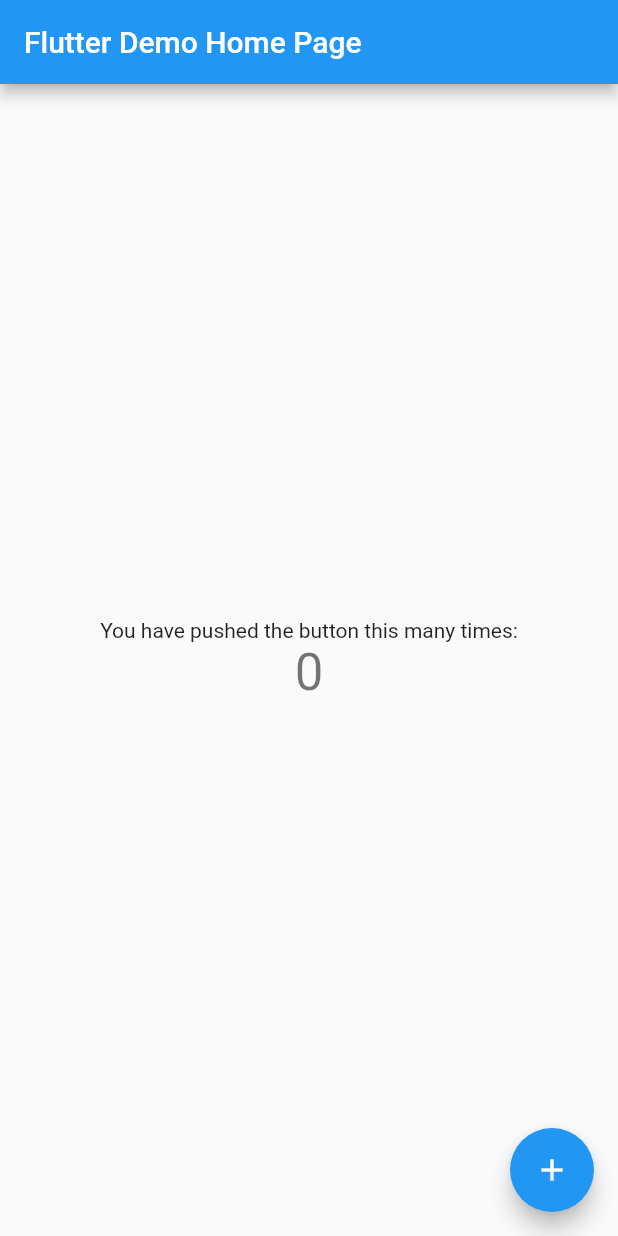
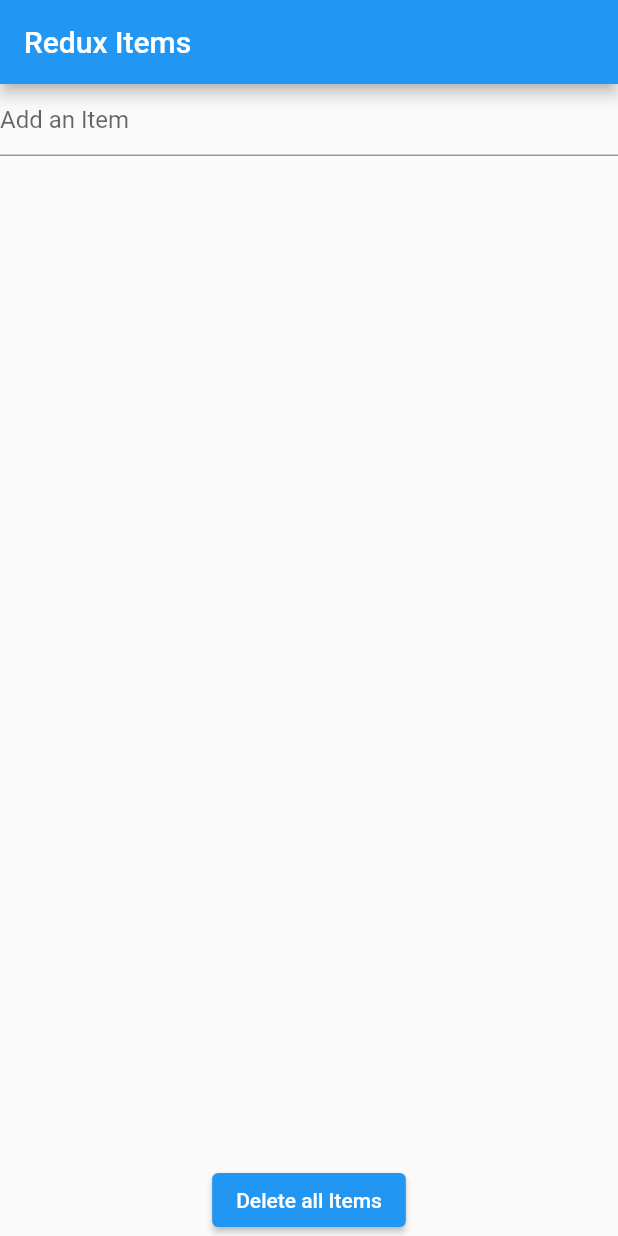
Before and after one commit to cyb3rsalih/todo_flutter_with_redux, a Flutter app: the screen it shows after launch, on a phone screen of 412 x 824 dp. Run offline on Flutter 3.47's test engine with Material 2 defaults, Android fonts, the phone set to English and light mode, and no system bars; our stand-ins replace flutter_redux, redux.

Commit message:
end of part 1, bug: delete all does not work :(

```diff
--- a/lib/main.dart
+++ b/lib/main.dart
@@ -1,115 +1,140 @@
 import 'package:flutter/material.dart';
+import 'package:flutter_redux/flutter_redux.dart';
+import 'package:redux/redux.dart';
+import 'package:todo_redux/model/model.dart';
+import 'package:todo_redux/redux/actions.dart';
+import 'package:todo_redux/redux/reducers.dart';
 
-void main() {
-  runApp(const MyApp());
-}
+void main() => runApp(MyApp());
 
 class MyApp extends StatelessWidget {
-  const MyApp({Key? key}) : super(key: key);
-
-  // This widget is the root of your application.
   @override
   Widget build(BuildContext context) {
-    return MaterialApp(
-      title: 'Flutter Demo',
-      theme: ThemeData(
-        // This is the theme of your application.
-        //
-        // Try running your application with "flutter run". You'll see the
-        // application has a blue toolbar. Then, without quitting the app, try
-        // changing the primarySwatch below to Colors.green and then invoke
-        // "hot reload" (press "r" in the console where you ran "flutter run",
-        // or simply save your changes to "hot reload" in a Flutter IDE).
-        // Notice that the counter didn't reset back to zero; the application
-        // is not restarted.
-        primarySwatch: Colors.blue,
+    final Store<AppState> store = Store<AppState>(
+      appStateReducer,
+      initialState: AppState.initialState(),
+    );
+
+    return StoreProvider<AppState>(
+      store: store,
+      child: MaterialApp(
+        title: 'Flutter Redux Demo',
+        home: MyHomePage(),
       ),
-      home: const MyHomePage(title: 'Flutter Demo Home Page'),
     );
   }
 }
 
-class MyHomePage extends StatefulWidget {
-  const MyHomePage({Key? key, required this.title}) : super(key: key);
-
-  // This widget is the home page of your application. It is stateful, meaning
-  // that it has a State object (defined below) that contains fields that affect
-  // how it looks.
-
-  // This class is the configuration for the state. It holds the values (in this
-  // case the title) provided by the parent (in this case the App widget) and
-  // used by the build method of the State. Fields in a Widget subclass are
-  // always marked "final".
-
-  final String title;
-
-  @override
-  State<MyHomePage> createState() => _MyHomePageState();
-}
-
-class _MyHomePageState extends State<MyHomePage> {
-  int _counter = 0;
-
-  void _incrementCounter() {
-    setState(() {
-      // This call to setState tells the Flutter framework that something has
-      // changed in this State, which causes it to rerun the build method below
-      // so that the display can reflect the updated values. If we changed
-      // _counter without calling setState(), then the build method would not be
-      // called again, and so nothing would appear to happen.
-      _counter++;
-    });
-  }
+class MyHomePage extends StatelessWidget {
+  const MyHomePage({
+    Key? key,
+  }) : super(key: key);
 
   @override
   Widget build(BuildContext context) {
-    // This method is rerun every time setState is called, for instance as done
-    // by the _incrementCounter method above.
-    //
-    // The Flutter framework has been optimized to make rerunning build methods
-    // fast, so that you can just rebuild anything that needs updating rather
-    // than having to individually change instances of widgets.
     return Scaffold(
       appBar: AppBar(
-        // Here we take the value from the MyHomePage object that was created by
-        // the App.build method, and use it to set our appbar title.
-        title: Text(widget.title),
+        title: const Text('Redux Items'),
       ),
-      body: Center(
-        // Center is a layout widget. It takes a single child and positions it
-        // in the middle of the parent.
-        child: Column(
-          // Column is also a layout widget. It takes a list of children and
-          // arranges them vertically. By default, it sizes itself to fit its
-          // children horizontally, and tries to be as tall as its parent.
-          //
-          // Invoke "debug painting" (press "p" in the console, choose the
-          // "Toggle Debug Paint" action from the Flutter Inspector in Android
-          // Studio, or the "Toggle Debug Paint" command in Visual Studio Code)
-          // to see the wireframe for each widget.
-          //
-          // Column has various properties to control how it sizes itself and
-          // how it positions its children. Here we use mainAxisAlignment to
-          // center the children vertically; the main axis here is the vertical
-          // axis because Columns are vertical (the cross axis would be
-          // horizontal).
-          mainAxisAlignment: MainAxisAlignment.center,
-          children: <Widget>[
-            const Text(
-              'You have pushed the button this many times:',
-            ),
-            Text(
-              '$_counter',
-              style: Theme.of(context).textTheme.headline4,
-            ),
+      body: StoreConnector<AppState, _ViewModel>(
+        converter: (Store<AppState> store) => _ViewModel.create(store),
+        builder: (BuildContext context, _ViewModel viewModel) => Column(
+          children: [
+            AddItemWidget(viewModel),
+            Expanded(child: ItemListWidget(viewModel)),
+            RemoveItemsButton(viewModel)
           ],
         ),
       ),
-      floatingActionButton: FloatingActionButton(
-        onPressed: _incrementCounter,
-        tooltip: 'Increment',
-        child: const Icon(Icons.add),
-      ), // This trailing comma makes auto-formatting nicer for build methods.
     );
   }
 }
+
+class ItemListWidget extends StatelessWidget {
+  final _ViewModel model;
+  const ItemListWidget(this.model, {Key? key}) : super(key: key);
+
+  @override
+  Widget build(BuildContext context) {
+    return ListView(
+      children: model.items!
+          .map((Item item) => ListTile(
+                title: Text(item.body),
+                leading: IconButton(
+                  icon: const Icon(Icons.delete),
+                  onPressed: () => model.onRemoveItem!(item),
+                ),
+              ))
+          .toList(),
+    );
+  }
+}
+
+class AddItemWidget extends StatefulWidget {
+  final _ViewModel model;
+
+  const AddItemWidget(this.model);
+
+  @override
+  _AddItemWidgetState createState() => _AddItemWidgetState();
+}
+
+class _AddItemWidgetState extends State<AddItemWidget> {
+  final TextEditingController controller = TextEditingController();
+
+  @override
+  Widget build(BuildContext context) {
+    return TextField(
+      controller: controller,
+      decoration: const InputDecoration(
+        hintText: "Add an Item",
+      ),
+      onSubmitted: (String s) {
+        widget.model.onAddItem!(s);
+        controller.text = '';
+      },
+    );
+  }
+}
+
+class RemoveItemsButton extends StatelessWidget {
+  final _ViewModel model;
+  const RemoveItemsButton(this.model, {Key? key}) : super(key: key);
+
+  @override
+  Widget build(BuildContext context) {
+    return ElevatedButton(
+        onPressed: () => model.onRemoveItems,
+        child: const Text("Delete all Items"));
+  }
+}
+
+class _ViewModel {
+  final List<Item>? items;
+  final Function(String)? onAddItem;
+  final Function(Item)? onRemoveItem;
+  final Function()? onRemoveItems;
+
+  _ViewModel(
+      {this.items, this.onAddItem, this.onRemoveItem, this.onRemoveItems});
+
+  factory _ViewModel.create(Store<AppState> store) {
+    _onAddItem(String body) {
+      store.dispatch(AddItemAction(body));
+    }
+
+    _onRemoveItem(Item item) {
+      store.dispatch(RemoveItemAction(item));
+    }
+
+    _onRemoveItems() {
+      store.dispatch(RemoveItemsAction());
+    }
+
+    return _ViewModel(
+        items: store.state.items,
+        onAddItem: _onAddItem,
+        onRemoveItem: _onRemoveItem,
+        onRemoveItems: _onRemoveItems);
+  }
+}
```
Also changed, not shown: pubspec.yaml (+4 -17 lines), pubspec.lock.
